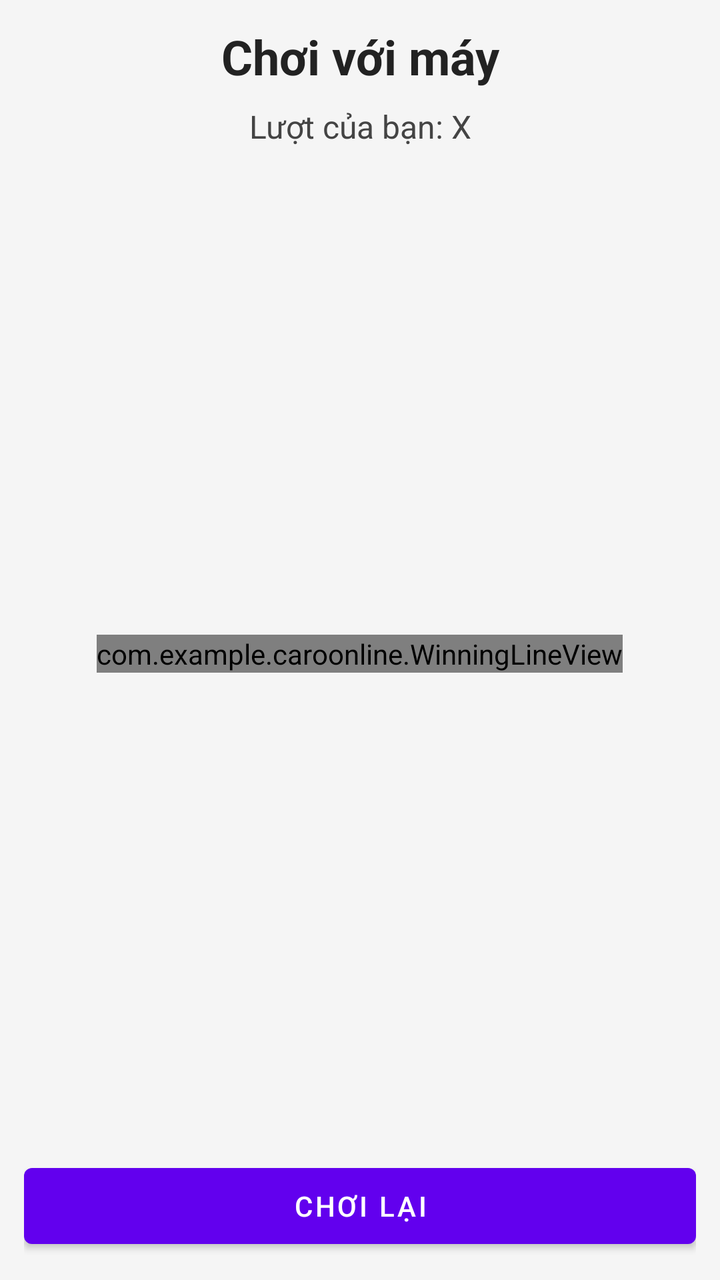
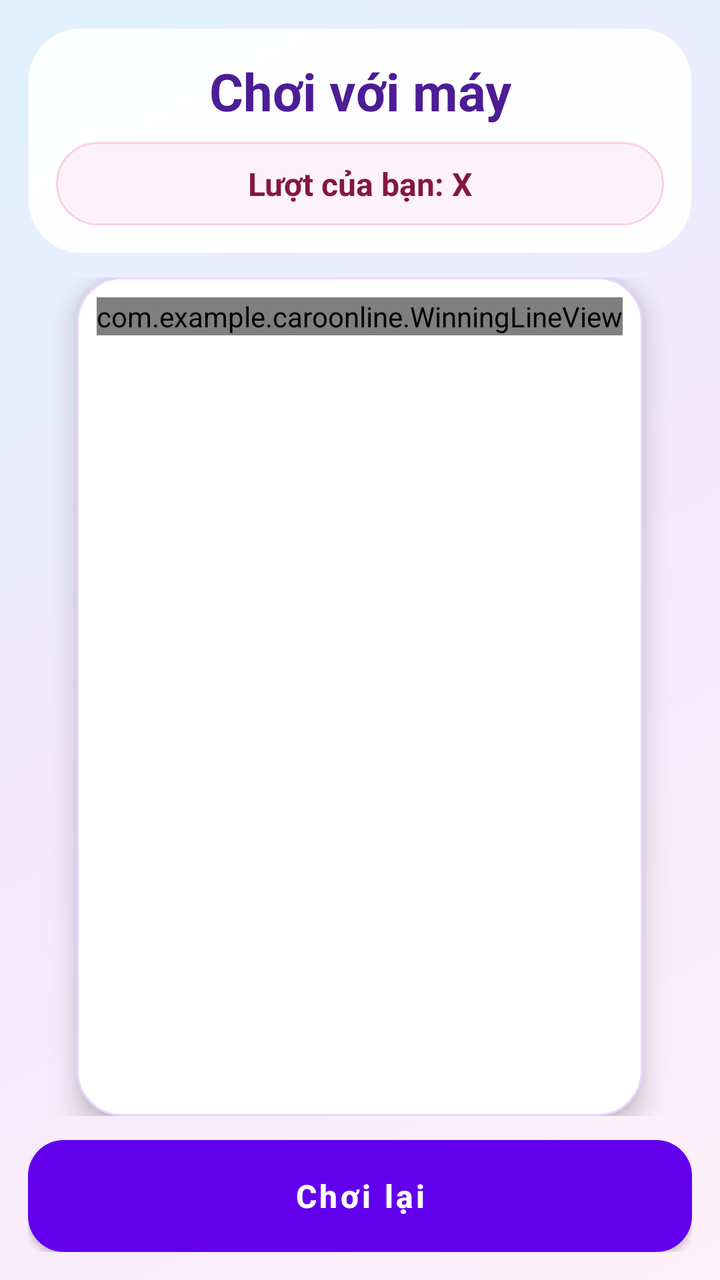

Before-and-after screenshots of an Android layout around one commit, followed by the original layout XML and the change that was made.
<!-- AndroidManifest.xml: application theme Theme.CaroOnline -->
<!-- res/layout/activity_game_aiactivity.xml -->
<?xml version="1.0" encoding="utf-8"?>
<LinearLayout xmlns:android="http://schemas.android.com/apk/res/android"
    android:layout_width="match_parent"
    android:layout_height="match_parent"
    android:background="#F5F5F5"
    android:orientation="vertical"
    android:padding="12dp">

    <TextView
        android:id="@+id/tvGameTitle"
        android:layout_width="match_parent"
        android:layout_height="wrap_content"
        android:gravity="center"
        android:text="Chơi với máy"
        android:textColor="#222222"
        android:textSize="24sp"
        android:textStyle="bold" />

    <TextView
        android:id="@+id/tvTurn"
        android:layout_width="match_parent"
        android:layout_height="wrap_content"
        android:layout_marginTop="8dp"
        android:gravity="center"
        android:text="Lượt của bạn: X"
        android:textColor="#444444"
        android:textSize="16sp" />

    <HorizontalScrollView
        android:layout_width="match_parent"
        android:layout_height="0dp"
        android:layout_marginTop="12dp"
        android:layout_weight="1"
        android:fillViewport="true">

        <ScrollView
            android:layout_width="wrap_content"
            android:layout_height="match_parent">

            <FrameLayout
                android:id="@+id/boardContainer"
                android:layout_width="wrap_content"
                android:layout_height="wrap_content"
                android:layout_gravity="center">

                <GridLayout
                    android:id="@+id/gridBoard"
                    android:layout_width="wrap_content"
                    android:layout_height="wrap_content" />

                <com.example.caroonline.WinningLineView
                    android:id="@+id/winningLineView"
                    android:layout_width="wrap_content"
                    android:layout_height="wrap_content"
                    android:clickable="false"
                    android:focusable="false" />

            </FrameLayout>

        </ScrollView>

    </HorizontalScrollView>

    <Button
        android:id="@+id/btnRestart"
        android:layout_width="match_parent"
        android:layout_height="50dp"
        android:layout_marginTop="10dp"
        android:text="Chơi lại" />

</LinearLayout>
<!-- resources referenced by this layout -->
<resources>
  <style name="Theme.CaroOnline" parent="Theme.MaterialComponents.DayNight.DarkActionBar">
          
          <item name="colorPrimary">@color/purple_500</item>
          <item name="colorPrimaryVariant">@color/purple_700</item>
          <item name="colorOnPrimary">@color/white</item>
          
          <item name="colorSecondary">@color/teal_200</item>
          <item name="colorSecondaryVariant">@color/teal_700</item>
          <item name="colorOnSecondary">@color/black</item>
          
          <item name="android:statusBarColor">?attr/colorPrimaryVariant</item>
          
      </style>
  <color name="purple_500">#FF6200EE</color>
  <color name="purple_700">#FF3700B3</color>
  <color name="white">#FFFFFFFF</color>
  <color name="teal_200">#FF03DAC5</color>
  <color name="teal_700">#FF018786</color>
  <color name="black">#FF000000</color>
</resources>

<!-- the commit's change to res/layout/activity_game_aiactivity.xml (unified diff, before → after) -->
@@ -2,29 +2,41 @@
 <LinearLayout xmlns:android="http://schemas.android.com/apk/res/android"
     android:layout_width="match_parent"
     android:layout_height="match_parent"
-    android:background="#F5F5F5"
+    android:background="@drawable/bg_app_gradient"
     android:orientation="vertical"
-    android:padding="12dp">
+    android:padding="14dp">
 
-    <TextView
-        android:id="@+id/tvGameTitle"
+    <LinearLayout
         android:layout_width="match_parent"
         android:layout_height="wrap_content"
-        android:gravity="center"
-        android:text="Chơi với máy"
-        android:textColor="#222222"
-        android:textSize="24sp"
-        android:textStyle="bold" />
+        android:background="@drawable/bg_card_glass"
+        android:elevation="8dp"
+        android:orientation="vertical"
+        android:padding="14dp">
 
-    <TextView
-        android:id="@+id/tvTurn"
-        android:layout_width="match_parent"
-        android:layout_height="wrap_content"
-        android:layout_marginTop="8dp"
-        android:gravity="center"
-        android:text="Lượt của bạn: X"
-        android:textColor="#444444"
-        android:textSize="16sp" />
+        <TextView
+            android:id="@+id/tvGameTitle"
+            android:layout_width="match_parent"
+            android:layout_height="wrap_content"
+            android:gravity="center"
+            android:text="Chơi với máy"
+            android:textColor="#4C1D95"
+            android:textSize="26sp"
+            android:textStyle="bold" />
+
+        <TextView
+            android:id="@+id/tvTurn"
+            android:layout_width="match_parent"
+            android:layout_height="wrap_content"
+            android:layout_marginTop="8dp"
+            android:background="@drawable/bg_stat_pill"
+            android:gravity="center"
+            android:padding="10dp"
+            android:text="Lượt của bạn: X"
+            android:textColor="#831843"
+            android:textSize="16sp"
+            android:textStyle="bold" />
+    </LinearLayout>
 
     <HorizontalScrollView
         android:layout_width="match_parent"
@@ -35,13 +47,16 @@
 
         <ScrollView
             android:layout_width="wrap_content"
-            android:layout_height="match_parent">
+            android:layout_height="match_parent"
+            android:fillViewport="true">
 
             <FrameLayout
                 android:id="@+id/boardContainer"
                 android:layout_width="wrap_content"
                 android:layout_height="wrap_content"
-                android:layout_gravity="center">
+                android:layout_gravity="center"
+                android:background="@drawable/bg_board_panel"
+                android:elevation="8dp">
 
                 <GridLayout
                     android:id="@+id/gridBoard"
@@ -54,18 +69,20 @@
                     android:layout_height="wrap_content"
                     android:clickable="false"
                     android:focusable="false" />
-
             </FrameLayout>
-
         </ScrollView>
-
     </HorizontalScrollView>
 
     <Button
         android:id="@+id/btnRestart"
         android:layout_width="match_parent"
-        android:layout_height="50dp"
-        android:layout_marginTop="10dp"
-        android:text="Chơi lại" />
-
+        android:layout_height="56dp"
+        android:layout_marginTop="12dp"
+        android:background="@drawable/bg_button_primary"
+        android:elevation="6dp"
+        android:text="Chơi lại"
+        android:textAllCaps="false"
+        android:textColor="@color/button_text_white"
+        android:textSize="16sp"
+        android:textStyle="bold" />
 </LinearLayout>
<!-- resource entries referenced after the edit -->
@@ -1,5 +1,47 @@
 <!-- resources referenced by this layout -->
 <resources>
+  <!-- drawable bg_app_gradient (drawable) -->
+  <?xml version="1.0" encoding="utf-8"?>
+  <shape xmlns:android="http://schemas.android.com/apk/res/android">
+      <gradient
+          android:startColor="#FFF1F8"
+          android:centerColor="#F3E8FF"
+          android:endColor="#E0F2FE"
+          android:angle="135" />
+  </shape>
+  <!-- drawable bg_board_panel (drawable) -->
+  <?xml version="1.0" encoding="utf-8"?>
+  <shape xmlns:android="http://schemas.android.com/apk/res/android">
+      <solid android:color="#FFFFFFFF" />
+      <corners android:radius="22dp" />
+      <stroke android:width="1dp" android:color="#E9D5FF" />
+      <padding android:left="10dp" android:top="10dp" android:right="10dp" android:bottom="10dp" />
+  </shape>
+  <!-- drawable bg_button_primary (drawable) -->
+  <?xml version="1.0" encoding="utf-8"?>
+  <selector xmlns:android="http://schemas.android.com/apk/res/android">
+      <item android:state_pressed="true">
+          <shape><corners android:radius="18dp"/><gradient android:startColor="#7C3AED" android:endColor="#DB2777" android:angle="0"/></shape>
+      </item>
+      <item>
+          <shape><corners android:radius="18dp"/><gradient android:startColor="#EC4899" android:endColor="#8B5CF6" android:angle="0"/></shape>
+      </item>
+  </selector>
+  <!-- drawable bg_card_glass (drawable) -->
+  <?xml version="1.0" encoding="utf-8"?>
+  <shape xmlns:android="http://schemas.android.com/apk/res/android">
+      <solid android:color="#F7FFFFFF" />
+      <corners android:radius="26dp" />
+      <stroke android:width="1dp" android:color="#70FFFFFF" />
+      <padding android:left="18dp" android:top="18dp" android:right="18dp" android:bottom="18dp" />
+  </shape>
+  <!-- drawable bg_stat_pill (drawable) -->
+  <?xml version="1.0" encoding="utf-8"?>
+  <shape xmlns:android="http://schemas.android.com/apk/res/android">
+      <solid android:color="#FDF2F8" />
+      <corners android:radius="22dp" />
+      <stroke android:width="1dp" android:color="#FBCFE8" />
+  </shape>
   <style name="Theme.CaroOnline" parent="Theme.MaterialComponents.DayNight.DarkActionBar">
           
           <item name="colorPrimary">@color/purple_500</item>
